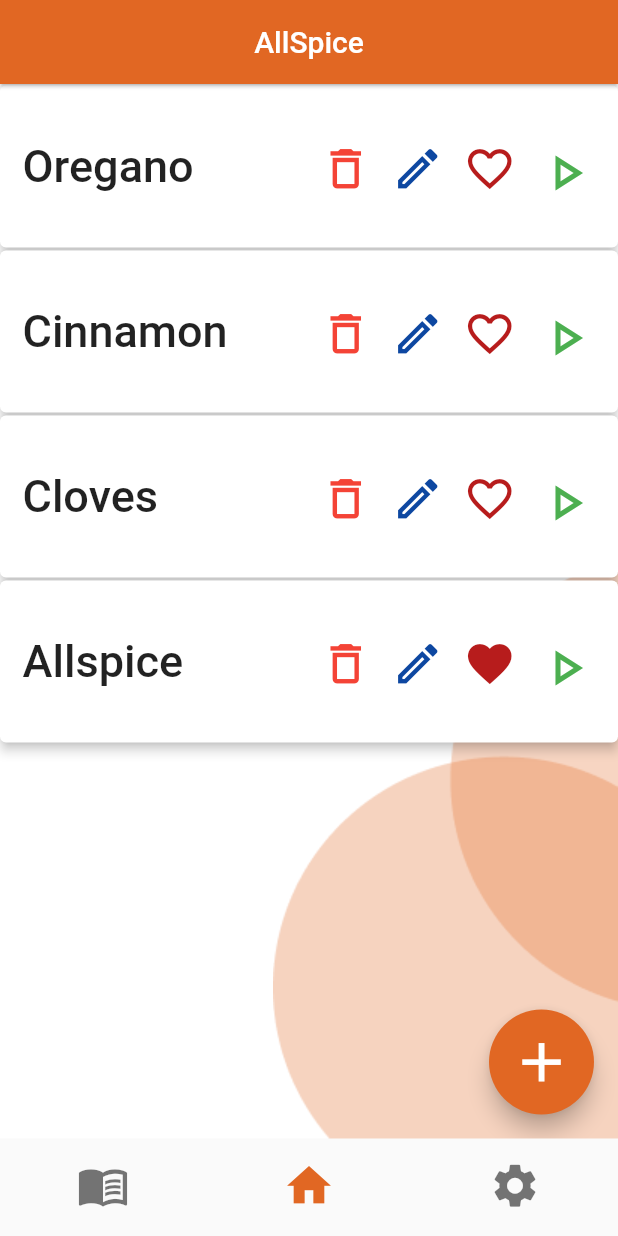
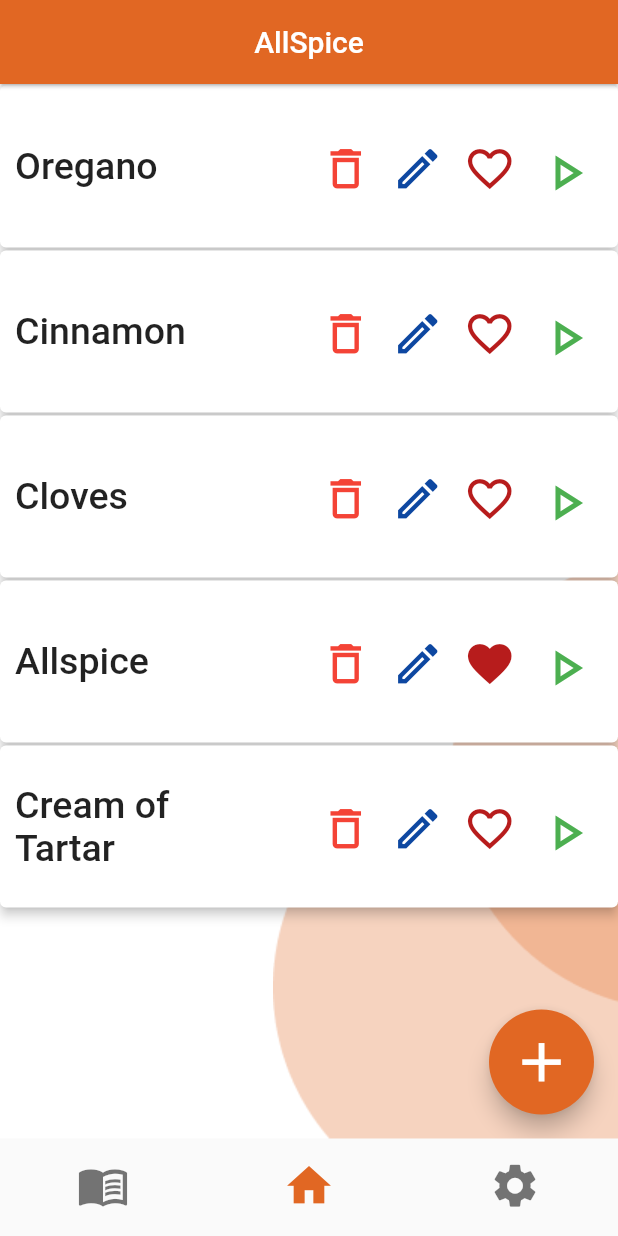
Before and after one commit to WesleyM314/AllSpice-Mobile, a Flutter app: the screen it shows after launch, on a phone screen of 412 x 824 dp. Run offline on Flutter 3.47's test engine with Material 2 defaults, Android fonts, the phone set to English and light mode, and no system bars; our stand-ins replace flutter_spinkit, sqflite; accounts and stored records are empty.

```diff
--- a/lib/models/spice_card.dart
+++ b/lib/models/spice_card.dart
@@ -13,6 +13,7 @@ class SpiceCard extends StatefulWidget {
 class _SpiceCardState extends State<SpiceCard> {
   @override
   Widget build(BuildContext context) {
+    double _width = MediaQuery.of(context).size.width * 0.75;
     return Card(
       margin: EdgeInsets.symmetric(vertical: 1, horizontal: 0),
       shadowColor: Color(0xDD000000),
@@ -21,31 +22,37 @@ class _SpiceCardState extends State<SpiceCard> {
       //     borderRadius: BorderRadius.all(Radius.circular(10)),
       //     side: BorderSide(width: 3, color: Colors.blue)),
       child: Row(
-        crossAxisAlignment: CrossAxisAlignment.center,
+        // crossAxisAlignment: CrossAxisAlignment.center,
         mainAxisAlignment: MainAxisAlignment.spaceBetween,
         children: [
-          Column(
+          Container(
+            constraints: BoxConstraints(maxWidth: 170),
+            child: Column(
               crossAxisAlignment: CrossAxisAlignment.start,
               children: [
                 Padding(
-                padding: const EdgeInsets.symmetric(horizontal: 15, vertical: 30),
+                  // padding: const EdgeInsets.symmetric(horizontal: 10, vertical: 30),
+                  padding: EdgeInsets.fromLTRB(10, 10, 5, 10),
                   child: Text(
                     widget.spice.name,
+                    textAlign: TextAlign.left,
+                    softWrap: true,
                     style: TextStyle(
-                    fontSize: 30,
+                      fontSize: 25,
                       fontWeight: FontWeight.w500,
                     ),
                   ),
                 ),
               ],
             ),
+          ),
           Column(
             crossAxisAlignment: CrossAxisAlignment.end,
             children: [
               Padding(
-                padding: const EdgeInsets.symmetric(horizontal: 15, vertical: 30),
+                padding: const EdgeInsets.fromLTRB(1, 30, 15, 30),
                 child: Row(
-                  mainAxisAlignment: MainAxisAlignment.spaceAround,
+                  mainAxisAlignment: MainAxisAlignment.spaceBetween,
                   children: [
                     IconButton(
                       onPressed: () {
--- a/lib/pages/layout.dart
+++ b/lib/pages/layout.dart
@@ -112,7 +112,7 @@ class _MyLayoutState extends State<MyLayout> {
         onTap: (index) {
           // _pageController.jumpToPage(index);
           _pageController.animateToPage(index,
-              duration: Duration(milliseconds: 400), curve: Curves.decelerate);
+              duration: Duration(milliseconds: 250), curve: Curves.easeInOut);
         },
       ),
     );
--- a/lib/pages/loading.dart
+++ b/lib/pages/loading.dart
@@ -14,12 +14,14 @@ class _LoadingState extends State<Loading> {
   late List<Spice> spices;
 
   void loadSpices() async {
+    await Future.delayed(Duration(milliseconds: 2000));
     this.spices = await SpiceDB.instance.readAll();
     // TODO remove dummy spice
     this.spices.add(Spice(name: "Oregano", container: 8, favorite: false));
     this.spices.add(Spice(name: "Cinnamon", container: 3));
     this.spices.add(Spice(name: "Cloves", container: 5));
     this.spices.add(Spice(name: "Allspice", container: 0, favorite: true));
+    this.spices.add(Spice(name: "Cream of Tartar", container: 2, favorite: false));
     // print(this.spices);
     Navigator.pushReplacementNamed(context, '/home', arguments: spices);
   }
```
Also changed, not shown: lib/pages/add_edit_spice_page.dart (added, +18 -0 lines), lib/pages/spice_page.dart (+6 -1 lines), lib/pages/edit_spice_page.dart (deleted), 1 other file. Lines whose indentation alone changed are shown as unchanged.
